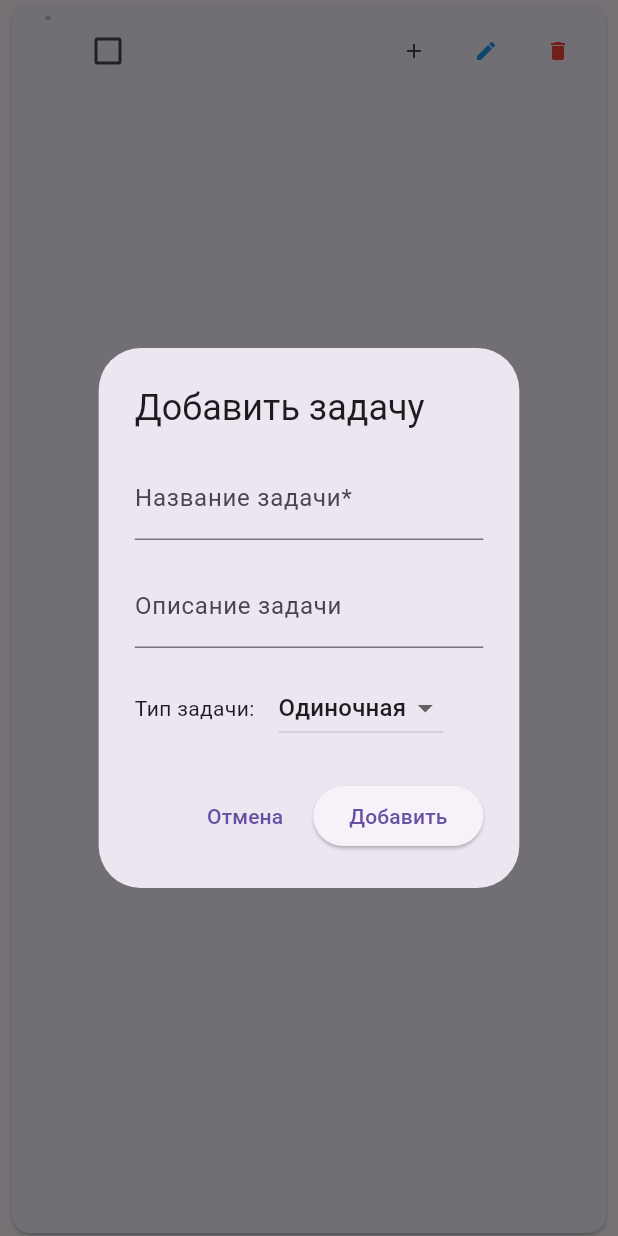
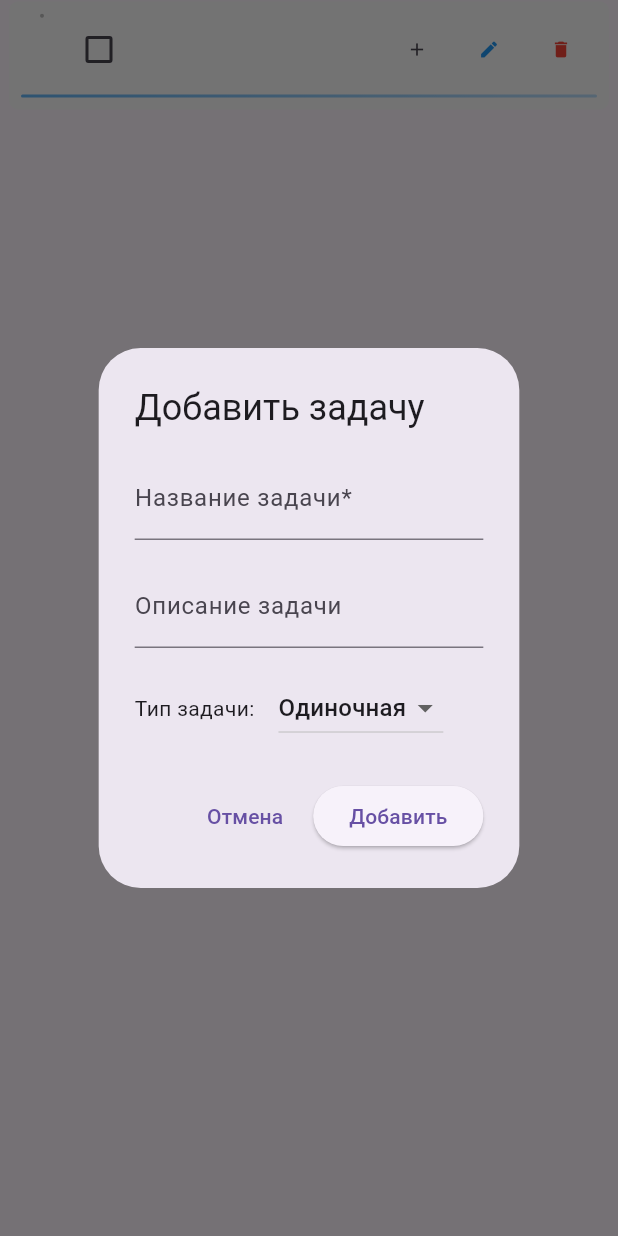
Before and after one commit to Vinillian/task_tracker, a Flutter app: the ExpandableTaskCard widget shown alone on an empty page, opened directly with empty values, after a tap on the "add" icon, on a phone screen of 412 x 824 dp. Run offline on Flutter 3.47's test engine with Material 3 defaults, Android fonts, the phone set to English and light mode, and no system bars; our stand-ins replace shared_preferences; accounts and stored records are empty.

Commit message:
feat: redesign task cards with compact gradient-underlined layout
- Remove card borders, add gradient underlines for clean hierarchy
- Compact design with reduced padding and optimized spacing
- Maintain tree structure while improving visual clarity

```diff
--- a/lib/widgets/expandable_task_card.dart
+++ b/lib/widgets/expandable_task_card.dart
@@ -31,6 +31,21 @@ class ExpandableTaskCard extends StatefulWidget {
 
 class _ExpandableTaskCardState extends State<ExpandableTaskCard> {
   bool _isExpanded = false;
+
+  Color _getLevelColor(int level) {
+    switch (level) {
+      case 1:
+        return Colors.blue.shade300;
+      case 2:
+        return Colors.green.shade300;
+      case 3:
+        return Colors.orange.shade300;
+      case 4:
+        return Colors.purple.shade300;
+      default:
+        return Colors.grey.shade300;
+    }
+  }
 
   @override
   void didUpdateWidget(ExpandableTaskCard oldWidget) {
@@ -93,8 +108,7 @@ class _ExpandableTaskCardState extends State<ExpandableTaskCard> {
   void _editTask() {
     showDialog(
       context: context,
-      builder: (context) =>
-          EditTaskDialog(
+      builder: (context) => EditTaskDialog(
         task: widget.task,
         onTaskUpdated: (String title, String description) {
           final updatedTask = widget.task.copyWith(
@@ -110,8 +124,7 @@ class _ExpandableTaskCardState extends State<ExpandableTaskCard> {
   void _addSubTask() {
     showDialog(
       context: context,
-      builder: (context) =>
-          AddTaskDialog(
+      builder: (context) => AddTaskDialog(
         onTaskCreated:
             (String title, String description, TaskType type, int steps) {
           _createSubTask(title, description, type, steps);
@@ -120,8 +133,8 @@ class _ExpandableTaskCardState extends State<ExpandableTaskCard> {
     );
   }
 
-  void _createSubTask(String title, String description, TaskType type,
-      int totalSteps) {
+  void _createSubTask(
+      String title, String description, TaskType type, int totalSteps) {
     if (!widget.task.canAddSubTask) {
       ScaffoldMessenger.of(context).showSnackBar(
         const SnackBar(
@@ -133,9 +146,7 @@ class _ExpandableTaskCardState extends State<ExpandableTaskCard> {
     }
 
     final newSubTask = Task(
-      id: '${widget.task.id}_${DateTime
-          .now()
-          .millisecondsSinceEpoch}',
+      id: '${widget.task.id}_${DateTime.now().millisecondsSinceEpoch}',
       title: title,
       description: description,
       isCompleted: false,
@@ -204,8 +215,7 @@ class _ExpandableTaskCardState extends State<ExpandableTaskCard> {
 
     showDialog(
       context: context,
-      builder: (context) =>
-          StatefulBuilder(
+      builder: (context) => StatefulBuilder(
         builder: (context, setState) {
           return AlertDialog(
             title: Text('Управление прогрессом: ${widget.task.title}'),
@@ -214,8 +224,7 @@ class _ExpandableTaskCardState extends State<ExpandableTaskCard> {
                 mainAxisSize: MainAxisSize.min,
                 children: [
                   Text(
-                        'Прогресс: $tempCompletedSteps/${widget.task
-                            .totalSteps}',
+                    'Прогресс: $tempCompletedSteps/${widget.task.totalSteps}',
                     style: const TextStyle(
                       fontSize: 16,
                       fontWeight: FontWeight.bold,
@@ -257,8 +266,7 @@ class _ExpandableTaskCardState extends State<ExpandableTaskCard> {
                       ElevatedButton.icon(
                         icon: const Icon(Icons.add),
                         label: const Text('1'),
-                            onPressed: tempCompletedSteps <
-                                widget.task.totalSteps
+                        onPressed: tempCompletedSteps < widget.task.totalSteps
                             ? () {
                                 setState(() {
                                   tempCompletedSteps++;
@@ -329,16 +337,23 @@ class _ExpandableTaskCardState extends State<ExpandableTaskCard> {
     final hasSubTasks = widget.task.subTasks.isNotEmpty;
     final indent = widget.level * 16.0;
 
-    return Card(
+    return Container(
       margin: EdgeInsets.only(
-        left: indent + 8,
-        right: 8,
-        top: 2,
-        bottom: 2,
+        left: indent + 6, // Уменьшил с 8 до 6
+        right: 6, // Уменьшил с 8 до 6
+        top: 1, // Уменьшил с 2 до 1
+        bottom: 1, // Уменьшил с 2 до 1
       ),
-      elevation: 1,
-      child: Container(
-        padding: const EdgeInsets.all(8),
+      child: Column(
+        crossAxisAlignment: CrossAxisAlignment.start,
+        children: [
+          // ✅ КОМПАКТНЫЙ КОНТЕЙНЕР БЕЗ ГРАНИЦ
+          Container(
+            padding: const EdgeInsets.all(8), // Уменьшил с 12 до 8
+            decoration: BoxDecoration(
+              color: Colors.grey.shade50,
+              borderRadius: BorderRadius.circular(6),
+            ),
             child: Column(
               crossAxisAlignment: CrossAxisAlignment.start,
               children: [
@@ -349,29 +364,31 @@ class _ExpandableTaskCardState extends State<ExpandableTaskCard> {
                       IconButton(
                         icon: Icon(
                           _isExpanded ? Icons.expand_less : Icons.expand_more,
-                      size: 18,
+                          size: 16, // Уменьшил с 18 до 16
                         ),
                         onPressed: _toggleExpanded,
                         padding: EdgeInsets.zero,
-                    constraints:
-                    const BoxConstraints(minWidth: 32, minHeight: 32),
+                        constraints: const BoxConstraints(
+                            minWidth: 28, minHeight: 28), // Уменьшил
                       )
                     else
                       SizedBox(
-                    width: 32,
+                        width: 28, // Уменьшил с 32 до 28
                         child: Center(
                           child: Icon(
                             Icons.circle,
-                        size: 4,
+                            size: 3, // Уменьшил с 4 до 3
                             color: Colors.grey.shade400,
                           ),
                         ),
                       ),
+
                     TaskProgressWidget(
                       task: widget.task,
                       onToggle: _toggleTaskCompletion,
                     ),
-                const SizedBox(width: 8),
+                    const SizedBox(width: 6), // Уменьшил с 8 до 6
+
                     Expanded(
                       child: Column(
                         crossAxisAlignment: CrossAxisAlignment.start,
@@ -382,7 +399,9 @@ class _ExpandableTaskCardState extends State<ExpandableTaskCard> {
                                 child: Text(
                                   widget.task.title,
                                   style: TextStyle(
-                                fontSize: 14 - (widget.level * 0.3),
+                                    fontSize: 13 -
+                                        (widget.level *
+                                            0.2), // Уменьшил базовый размер
                                     fontWeight: widget.level == 0
                                         ? FontWeight.w500
                                         : FontWeight.w400,
@@ -396,15 +415,15 @@ class _ExpandableTaskCardState extends State<ExpandableTaskCard> {
                               if (hasSubTasks)
                                 Container(
                                   padding: const EdgeInsets.symmetric(
-                                  horizontal: 4, vertical: 1),
+                                      horizontal: 3, vertical: 1), // Уменьшил
                                   decoration: BoxDecoration(
                                     color: Colors.blue.shade50,
-                                borderRadius: BorderRadius.circular(8),
+                                    borderRadius: BorderRadius.circular(6),
                                   ),
                                   child: Text(
                                     '${widget.task.subTasks.length}',
                                     style: const TextStyle(
-                                  fontSize: 10,
+                                      fontSize: 9, // Уменьшил с 10 до 9
                                       color: Colors.blue,
                                       fontWeight: FontWeight.bold,
                                     ),
@@ -413,11 +432,11 @@ class _ExpandableTaskCardState extends State<ExpandableTaskCard> {
                             ],
                           ),
                           if (widget.task.description.isNotEmpty) ...[
-                        const SizedBox(height: 2),
+                            const SizedBox(height: 1), // Уменьшил с 2 до 1
                             Text(
                               widget.task.description,
                               style: TextStyle(
-                            fontSize: 11,
+                                fontSize: 10, // Уменьшил с 11 до 10
                                 color: Colors.grey.shade600,
                               ),
                               maxLines: 1,
@@ -427,14 +446,17 @@ class _ExpandableTaskCardState extends State<ExpandableTaskCard> {
                         ],
                       ),
                     ),
+
                     Row(
                       mainAxisSize: MainAxisSize.min,
                       children: [
                         if (hasSubTasks)
                           IconButton(
                             icon: Icon(
-                          _isExpanded ? Icons.unfold_less : Icons.unfold_more,
-                          size: 16,
+                              _isExpanded
+                                  ? Icons.unfold_less
+                                  : Icons.unfold_more,
+                              size: 14, // Уменьшил с 16 до 14
                               color: Colors.green,
                             ),
                             onPressed: _toggleExpanded,
@@ -442,64 +464,84 @@ class _ExpandableTaskCardState extends State<ExpandableTaskCard> {
                                 ? 'Свернуть подзадачи'
                                 : 'Развернуть подзадачи',
                             padding: EdgeInsets.zero,
-                        constraints:
-                        const BoxConstraints(minWidth: 32, minHeight: 32),
+                            constraints: const BoxConstraints(
+                                minWidth: 28, minHeight: 28), // Уменьшил
                           ),
                         if (widget.task.canAddSubTask)
                           IconButton(
-                        icon: const Icon(Icons.add, size: 16),
+                            icon: const Icon(Icons.add, size: 14),
+                            // Уменьшил с 16 до 14
                             onPressed: _addSubTask,
                             tooltip: 'Добавить подзадачу',
                             padding: EdgeInsets.zero,
-                        constraints:
-                        const BoxConstraints(minWidth: 32, minHeight: 32),
+                            constraints: const BoxConstraints(
+                                minWidth: 28, minHeight: 28), // Уменьшил
                           ),
                         if (widget.task.type == TaskType.stepByStep)
                           IconButton(
                             icon: const Icon(Icons.play_circle_outline,
-                            color: Colors.purple, size: 25),
+                                color: Colors.purple, size: 22),
+                            // Уменьшил с 25 до 22
                             onPressed: _manageTaskSteps,
                             tooltip: 'Управление шагами',
                             padding: EdgeInsets.zero,
-                        constraints:
-                        const BoxConstraints(minWidth: 40, minHeight: 40),
+                            constraints: const BoxConstraints(
+                                minWidth: 36, minHeight: 36), // Уменьшил
                           ),
                         IconButton(
-                      icon:
-                      const Icon(Icons.edit, size: 16, color: Colors.blue),
+                          icon: const Icon(Icons.edit,
+                              size: 14, color: Colors.blue),
+                          // Уменьшил
                           onPressed: _editTask,
                           tooltip: 'Редактировать',
                           padding: EdgeInsets.zero,
-                      constraints:
-                      const BoxConstraints(minWidth: 32, minHeight: 32),
+                          constraints: const BoxConstraints(
+                              minWidth: 28, minHeight: 28), // Уменьшил
                         ),
                         IconButton(
-                      icon:
-                      const Icon(Icons.delete, size: 16, color: Colors.red),
+                          icon: const Icon(Icons.delete,
+                              size: 14, color: Colors.red),
+                          // Уменьшил
                           onPressed: widget.onTaskDeleted,
                           tooltip: 'Удалить',
                           padding: EdgeInsets.zero,
-                      constraints:
-                      const BoxConstraints(minWidth: 32, minHeight: 32),
+                          constraints: const BoxConstraints(
+                              minWidth: 28, minHeight: 28), // Уменьшил
                         ),
                       ],
                     ),
                   ],
                 ),
-            if (widget.level > 0)
+
+                // ✅ КОМПАКТНОЕ ПОДЧЕРКИВАНИЕ
                 Container(
-                margin:
-                EdgeInsets.only(left: 40 + (widget.level - 1) * 16, top: 4),
-                height: 1,
-                color: Colors.grey.shade400,
+                  margin: const EdgeInsets.only(top: 6), // Уменьшил с 8 до 6
+                  height: widget.level == 0 ? 2 : 1, // Уменьшил толщину
+                  decoration: BoxDecoration(
+                    gradient: widget.level == 0
+                        ? LinearGradient(
+                            colors: [
+                              Colors.blue.shade300,
+                              Colors.blue.shade100,
+                            ],
+                          )
+                        : LinearGradient(
+                            colors: [
+                              Colors.grey.shade400,
+                              Colors.grey.shade200,
+                            ],
                           ),
+                    borderRadius: BorderRadius.circular(1),
+                  ),
+                ),
+              ],
+            ),
+          ),
+
           // ✅ РЕКУРСИВНОЕ ОТОБРАЖЕНИЕ ВСЕХ ПОДЗАДАЧ ПРИ РАСКРЫТИИ
           if (_isExpanded && hasSubTasks) ...[
             const SizedBox(height: 8),
-              ...widget.task.subTasks
-                  .asMap()
-                  .entries
-                  .map((entry) {
+            ...widget.task.subTasks.asMap().entries.map((entry) {
               final subTaskIndex = entry.key;
               final subTask = entry.value;
 
@@ -510,14 +552,12 @@ class _ExpandableTaskCardState extends State<ExpandableTaskCard> {
                     _updateSubTask(subTaskIndex, updatedSubTask),
                 onTaskDeleted: () => _deleteSubTask(subTaskIndex),
                 level: widget.level + 1,
-                  forceExpanded: widget
-                      .forceExpanded, // ← ПЕРЕДАЕМ ГЛОБАЛЬНОЕ СОСТОЯНИЕ ВСЕМ ПОДЗАДАЧАМ
+                forceExpanded: widget.forceExpanded,
               );
             }),
           ],
         ],
       ),
-      ),
     );
   }
 }
```
Lines whose indentation alone changed are shown as unchanged.
